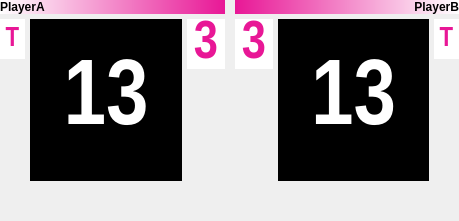
Above: scoreboardform.ui from xiaoyuanyangxu/sportroom-qt before the change. Below: the same form after it.
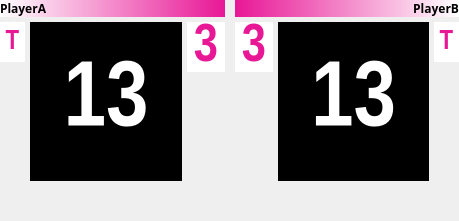
That is the form after the change.

The edit to the form file:
```diff
--- a/scoreboardform.ui
+++ b/scoreboardform.ui
@@ -50,6 +50,7 @@
       <widget class="QLabel" name="playerANameLabel">
        <property name="font">
         <font>
+         <family>Arial Black</family>
          <weight>75</weight>
          <bold>true</bold>
         </font>
@@ -269,6 +270,7 @@
       <widget class="QLabel" name="playerBNameLabel">
        <property name="font">
         <font>
+         <family>Arial Black</family>
          <weight>75</weight>
          <bold>true</bold>
         </font>
```
